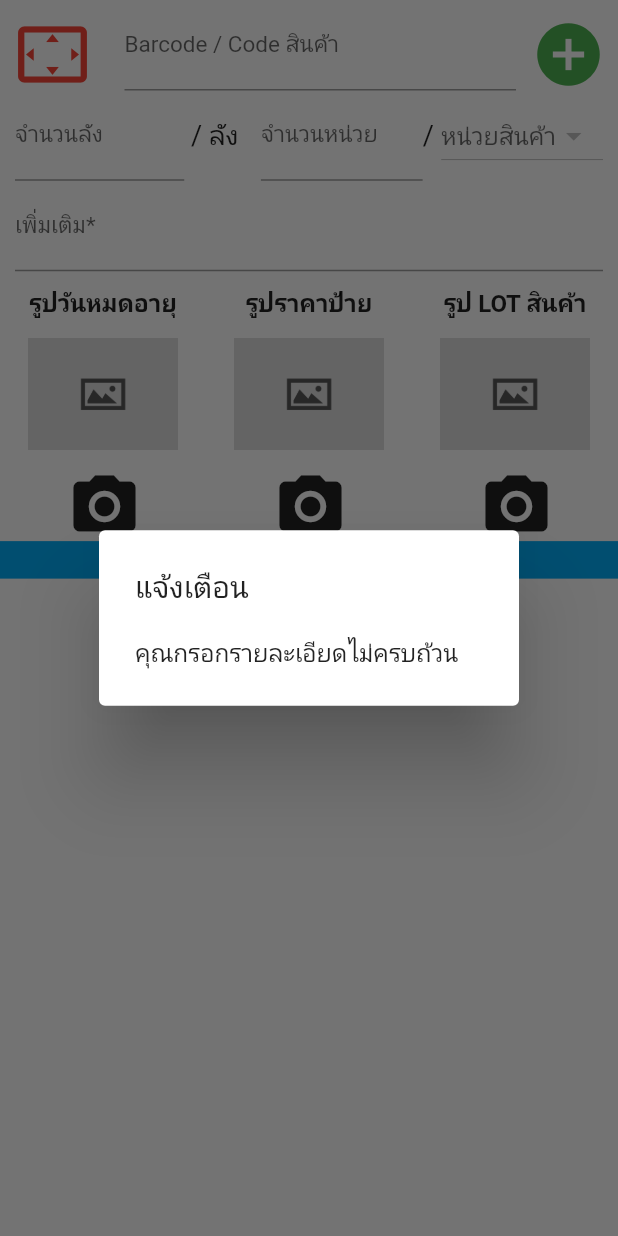
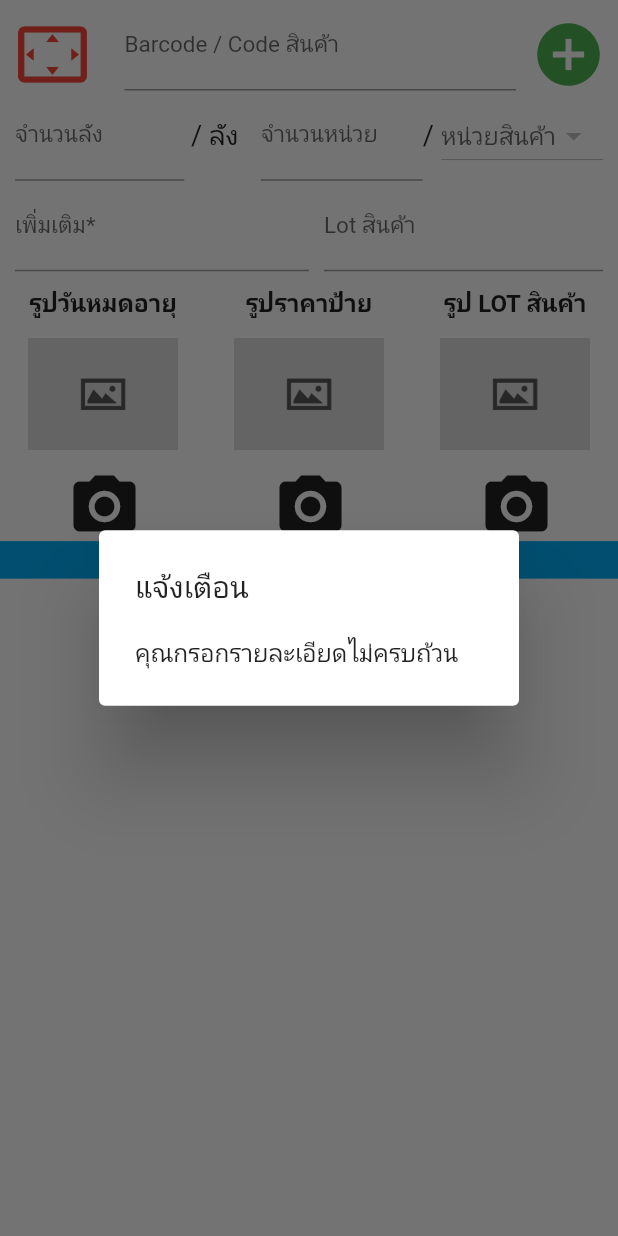
Before and after one commit to wanghatyai/wang_get, a Flutter app: the AddProductPage widget shown alone on an empty page, opened directly, after a tap on the "add circle" icon, on a phone screen of 412 x 824 dp. Run offline on Flutter 3.47's test engine with Material 2 defaults, Android fonts, the phone set to English and light mode, and no system bars; our stand-ins replace fluttertoast, image_picker, photo_view, shared_preferences; missing offline and left inert: barcode_scan; accounts and stored records are empty; network calls fail.

Commit message:
add text input lot add fun. wait send data to server

```diff
--- a/lib/add_product.dart
+++ b/lib/add_product.dart
@@ -15,8 +15,6 @@ import 'package:wang_get/image_detail.dart';
 import 'package:wang_get/home.dart';
 
 import 'package:fluttertoast/fluttertoast.dart';
-
-
 
 
 class AddProductPage extends StatefulWidget {
@@ -44,6 +42,8 @@ class _AddProductPageState extends State<AddProductPage> {
   var empCodeReceive;
 
   var loading = false;
+  var loadingAdd = false;
+
   String barcode;
   List<ProductScan> _product = [];
   List<ProductScan> _search = [];
@@ -53,6 +53,7 @@ class _AddProductPageState extends State<AddProductPage> {
   TextEditingController unitAmount = TextEditingController();
   TextEditingController typeUnit = TextEditingController();
   TextEditingController receiveDetail = TextEditingController();
+  TextEditingController receiveLot = TextEditingController();
 
   _getUiitProduct() async{
     final res = await http.get('http://wangpharma.com/API/receiveProduct.php?act=$act');
@@ -256,6 +257,10 @@ class _AddProductPageState extends State<AddProductPage> {
 
   _addReceiveProduct() async{
 
+    setState(() {
+      loadingAdd = true;
+    });
+
     if(imageFile1 != null
         && imageFile2 != null
         && imageFile3 != null
@@ -318,6 +323,7 @@ class _AddProductPageState extends State<AddProductPage> {
       request.fields['runQ2'] = boxAmount.text;
       request.fields['runQs2'] = unitAmount.text;
       request.fields['unit2'] = _currentUnitID;
+      request.fields['lot'] = receiveLot.text;
 
       print(request.fields);
       print(request.files[0].filename);
@@ -330,9 +336,12 @@ class _AddProductPageState extends State<AddProductPage> {
       var response = await request.send();
 
       if (response.statusCode == 200) {
+
         print("add OK");
         print(response);
         showToastAddFast();
+
+        loadingAdd = false;
 
         Navigator.pushReplacement(
             context,
@@ -344,6 +353,9 @@ class _AddProductPageState extends State<AddProductPage> {
 
     }else{
       _showAlert();
+
+        loadingAdd = false;
+
     }
   }
 
@@ -417,7 +429,8 @@ class _AddProductPageState extends State<AddProductPage> {
                 ),
                 Container(
                   padding: EdgeInsets.fromLTRB(0, 10, 10, 0),
-                  child: IconButton(
+                  child: loadingAdd ? CircularProgressIndicator()
+                      :IconButton(
                         padding: EdgeInsets.fromLTRB(0, 0, 0, 0),
                         icon: Icon(Icons.add_circle, size: 50, color: Colors.green,),
                         onPressed: (){
@@ -502,9 +515,9 @@ class _AddProductPageState extends State<AddProductPage> {
             Row(
               children: <Widget>[
                 Expanded(
-                  //flex: 2,
+                  flex: 2,
                   child: Container(
-                    padding: EdgeInsets.fromLTRB(10, 0, 10, 0),
+                    padding: EdgeInsets.fromLTRB(10, 0, 0, 0),
                     child: TextFormField (
                       maxLines: null,
                       keyboardType: TextInputType.multiline,
@@ -516,6 +529,27 @@ class _AddProductPageState extends State<AddProductPage> {
                       ),
                       decoration: InputDecoration (
                           labelText: 'เพิ่มเติม*',
+                          labelStyle: TextStyle (
+                            fontSize: (15),
+                          )
+                      ),
+                    ),
+                  ),
+                ),
+                Expanded(
+                  flex: 2,
+                  child: Container(
+                    padding: EdgeInsets.fromLTRB(10, 0, 10, 0),
+                    child: TextFormField (
+                      keyboardType: TextInputType.text,
+                      textAlign: TextAlign.start,
+                      controller: receiveLot,
+                      style: TextStyle (
+                        fontSize: 18,
+                        color: Colors.black,
+                      ),
+                      decoration: InputDecoration (
+                          labelText: 'Lot สินค้า',
                           labelStyle: TextStyle (
                             fontSize: (15),
                           )
```
Lines whose indentation alone changed are shown as unchanged.
